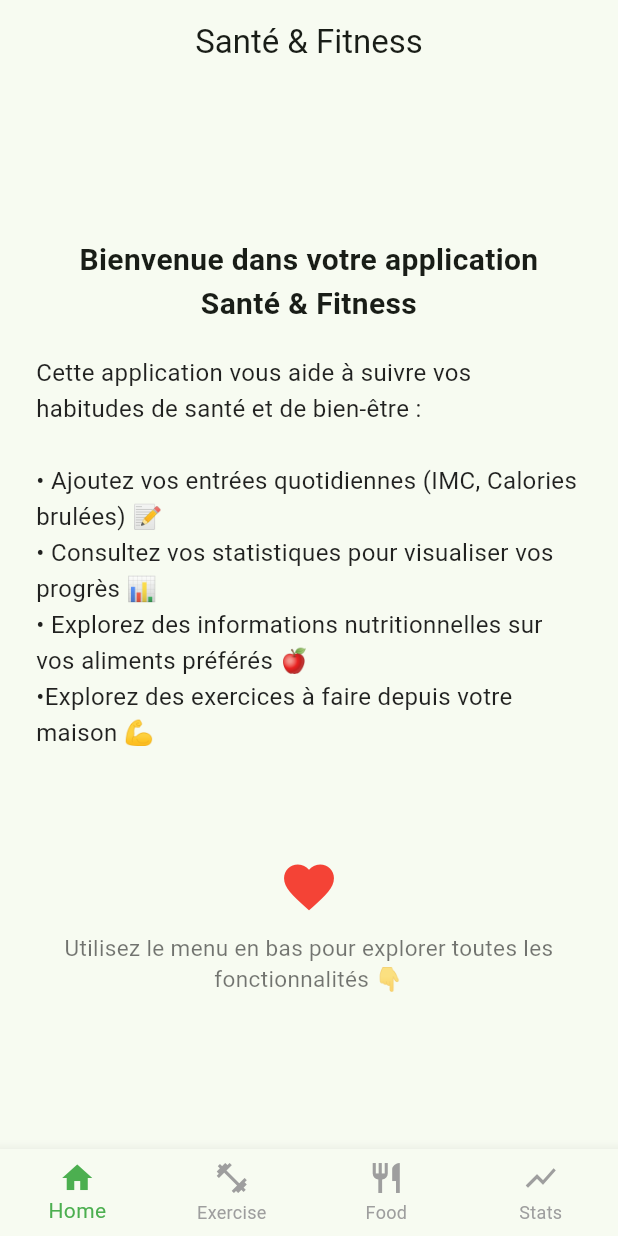
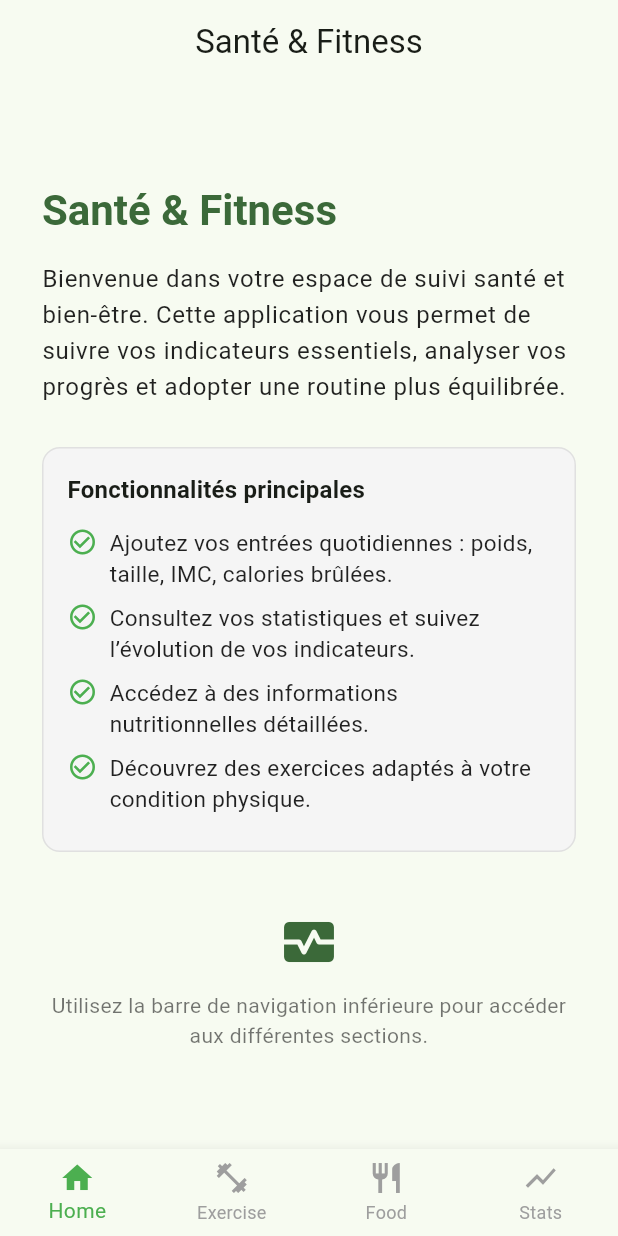
Before and after one commit to NadaLouhichi/Health_mobile, a Flutter app: the screen it shows after launch, on a phone screen of 412 x 824 dp. Run offline on Flutter 3.47's test engine with Material 3 defaults, Android fonts, the phone set to English and light mode, and no system bars; our stand-ins replace flutter_dotenv, hive, hive_flutter, pdf, sqflite, sqflite_common_ffi; missing offline and left inert: dart:html; accounts and stored records are empty.

Commit message:
improved home screen look

```diff
--- a/lib/screens/home_screen.dart
+++ b/lib/screens/home_screen.dart
@@ -5,41 +5,86 @@ class HomeScreen extends StatelessWidget {
 
   @override
   Widget build(BuildContext context) {
+    final theme = Theme.of(context);
+
     return Scaffold(
       body: Center(
         child: Padding(
-          padding: const EdgeInsets.all(24.0),
+          padding: const EdgeInsets.symmetric(horizontal: 28.0, vertical: 40.0),
           child: Column(
             mainAxisAlignment: MainAxisAlignment.center,
+            crossAxisAlignment: CrossAxisAlignment.start,
             children: [
-              const Text(
-                'Bienvenue dans votre application Santé & Fitness ',
-                textAlign: TextAlign.center,
-                style: TextStyle(fontSize: 20, fontWeight: FontWeight.bold),
+              Text(
+                'Santé & Fitness',
+                style: theme.textTheme.headlineMedium?.copyWith(
+                  fontWeight: FontWeight.bold,
+                  color: theme.colorScheme.primary,
+                ),
               ),
-              const SizedBox(height: 20),
-              const Text(
-                "Cette application vous aide à suivre vos habitudes de santé et de bien-être :\n\n"
-                "• Ajoutez vos entrées quotidiennes (IMC, Calories brulées) 📝\n"
-                "• Consultez vos statistiques pour visualiser vos progrès 📊\n"
-                "• Explorez des informations nutritionnelles sur vos aliments préférés 🍎\n"
-                "•Explorez des exercices à faire depuis votre maison 💪 ",
-                textAlign: TextAlign.left,
-                style: TextStyle(
-                  fontSize: 16,
+              const SizedBox(height: 16),
+              Text(
+                "Bienvenue dans votre espace de suivi santé et bien-être. "
+                "Cette application vous permet de suivre vos indicateurs essentiels, "
+                "analyser vos progrès et adopter une routine plus équilibrée.",
+                style: theme.textTheme.bodyLarge?.copyWith(
                   color: Colors.black87,
                   height: 1.5,
                 ),
               ),
-              const SizedBox(height: 30),
-
+              const SizedBox(height: 28),
+              Container(
+                decoration: BoxDecoration(
+                  color: Colors.grey.shade100,
+                  borderRadius: BorderRadius.circular(12),
+                  border: Border.all(color: Colors.grey.shade300),
+                ),
+                padding: const EdgeInsets.all(16),
+                child: Column(
+                  crossAxisAlignment: CrossAxisAlignment.start,
+                  children: [
+                    Text(
+                      "Fonctionnalités principales",
+                      style: theme.textTheme.titleMedium?.copyWith(
+                        fontWeight: FontWeight.w600,
+                      ),
+                    ),
+                    const SizedBox(height: 12),
+                    _buildFeatureItem(
+                      "Ajoutez vos entrées quotidiennes : poids, taille, IMC, calories brûlées.",
+                    ),
+                    _buildFeatureItem(
+                      "Consultez vos statistiques et suivez l’évolution de vos indicateurs.",
+                    ),
+                    _buildFeatureItem(
+                      "Accédez à des informations nutritionnelles détaillées.",
+                    ),
+                    _buildFeatureItem(
+                      "Découvrez des exercices adaptés à votre condition physique.",
+                    ),
+                  ],
+                ),
+              ),
               const SizedBox(height: 40),
-              const Icon(Icons.favorite, color: Colors.red, size: 40),
-              const SizedBox(height: 10),
-              const Text(
-                'Utilisez le menu en bas pour explorer toutes les fonctionnalités 👇',
-                textAlign: TextAlign.center,
-                style: TextStyle(fontSize: 15, color: Colors.black54),
+              Center(
+                child: Column(
+                  children: [
+                    Icon(
+                      Icons.monitor_heart,
+                      color: theme.colorScheme.primary,
+                      size: 40,
+                    ),
+                    const SizedBox(height: 12),
+                    Text(
+                      "Utilisez la barre de navigation inférieure pour accéder aux différentes sections.",
+                      textAlign: TextAlign.center,
+                      style: theme.textTheme.bodyMedium?.copyWith(
+                        color: Colors.black54,
+                        height: 1.4,
+                      ),
+                    ),
+                  ],
+                ),
               ),
             ],
           ),
@@ -47,4 +92,27 @@ class HomeScreen extends StatelessWidget {
       ),
     );
   }
+
+  Widget _buildFeatureItem(String text) {
+    return Padding(
+      padding: const EdgeInsets.only(bottom: 8),
+      child: Row(
+        crossAxisAlignment: CrossAxisAlignment.start,
+        children: [
+          const Icon(Icons.check_circle_outline, color: Colors.green, size: 20),
+          const SizedBox(width: 8),
+          Expanded(
+            child: Text(
+              text,
+              style: const TextStyle(
+                fontSize: 15,
+                color: Colors.black87,
+                height: 1.4,
+              ),
+            ),
+          ),
+        ],
+      ),
+    );
+  }
 }
```
